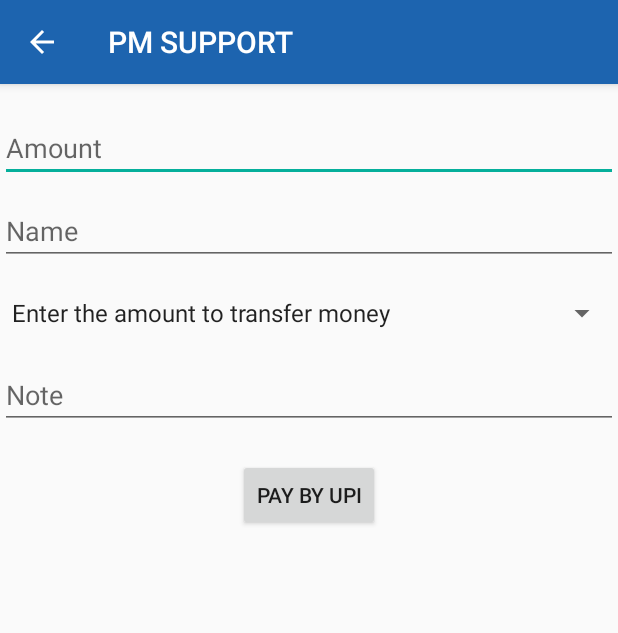
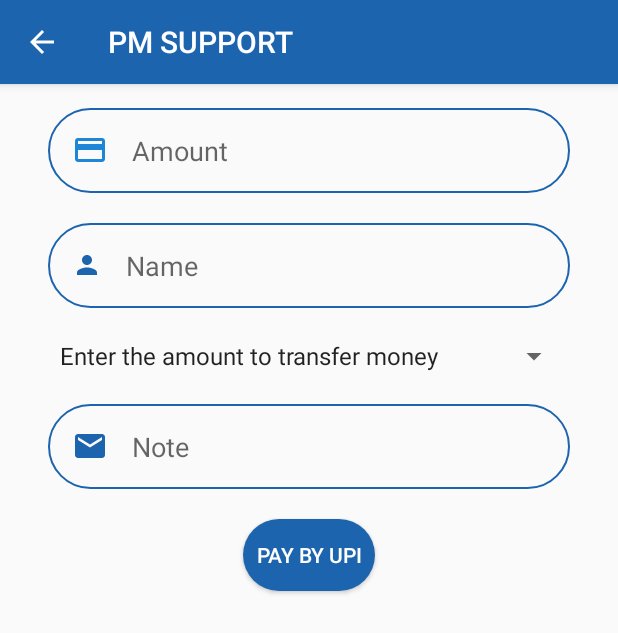
Before and after one commit to Subham369/COVID-19_BioInfo_Tracker, an Android app: the FundActivity screen opened directly, with no data from a screen before it, on a phone screen of 412 x 824 dp. Shown: the top 633 px of the screen. Run offline under Robolectric (Android 15) with nearby library versions, the phone set to English and light mode, and no system bars; network calls fail.

Commit message:
Updated Feature

```diff
--- a/app/src/main/java/com/example/covid_19bioinfotracker/LaborLocationActivity.java
+++ b/app/src/main/java/com/example/covid_19bioinfotracker/LaborLocationActivity.java
@@ -45,6 +45,7 @@
 import com.karumi.dexter.listener.single.PermissionListener;
 
 import java.util.ArrayList;
+import java.util.Objects;
 
 public class LaborLocationActivity extends FragmentActivity implements OnMapReadyCallback, GoogleApiClient.OnConnectionFailedListener,GoogleApiClient.ConnectionCallbacks,com.google.android.gms.location.LocationListener {
 
@@ -64,10 +65,9 @@
     private long FASTEST_INTERVAL=5000;
     private LatLng latLng;
     private boolean isPermission;
-    private DatabaseReference rootRef;
-    private DatabaseReference usersRef;
     ArrayList<Double> latAdapter=new ArrayList<>();
-    ArrayList<Double> lonAdapter=new ArrayList<>();;
+    ArrayList<Double> lonAdapter=new ArrayList<>();
+    private String name;
 
     @Override
     protected void onCreate(Bundle savedInstanceState) {
--- a/app/src/main/java/com/example/covid_19bioinfotracker/LocationHelper.java
+++ b/app/src/main/java/com/example/covid_19bioinfotracker/LocationHelper.java
@@ -6,6 +6,7 @@
     private double longitude;
 
     public LocationHelper(double latitude, double longitude) {
+
         this.latitude = latitude;
         this.longitude = longitude;
     }
--- /dev/null
+++ b/app/src/main/res/drawable/ic_payment_black_24dp.xml
@@ -0,0 +1,5 @@
+<vector android:height="24dp" android:tint="#1E86D6"
+    android:viewportHeight="24.0" android:viewportWidth="24.0"
+    android:width="24dp" xmlns:android="http://schemas.android.com/apk/res/android">
+    <path android:fillColor="#FF000000" android:pathData="M20,4L4,4c-1.11,0 -1.99,0.89 -1.99,2L2,18c0,1.11 0.89,2 2,2h16c1.11,0 2,-0.89 2,-2L22,6c0,-1.11 -0.89,-2 -2,-2zM20,18L4,18v-6h16v6zM20,8L4,8L4,6h16v2z"/>
+</vector>
--- a/app/src/main/res/layout/activity_app_features.xml
+++ b/app/src/main/res/layout/activity_app_features.xml
@@ -286,7 +286,7 @@
                                     android:id="@+id/imgFinance"
                                     android:layout_width="50dp"
                                     android:layout_height="50dp"
-                                    android:src="@drawable/finance"
+                                    android:src="@drawable/news"
                                     android:layout_centerInParent="true"/>
 
                                 <TextView
@@ -327,7 +327,7 @@
                                     android:id="@+id/imgComfort"
                                     android:layout_width="50dp"
                                     android:layout_height="50dp"
-                                    android:src="@drawable/comfort"
+                                    android:src="@drawable/finance"
                                     android:layout_centerInParent="true"/>
 
                                 <TextView
--- a/app/src/main/res/layout/activity_fund.xml
+++ b/app/src/main/res/layout/activity_fund.xml
@@ -1,5 +1,5 @@
 <?xml version="1.0" encoding="utf-8"?>
-<RelativeLayout xmlns:android="http://schemas.android.com/apk/res/android"
+<androidx.constraintlayout.widget.ConstraintLayout xmlns:android="http://schemas.android.com/apk/res/android"
 xmlns:app="http://schemas.android.com/apk/res-auto"
 xmlns:tools="http://schemas.android.com/tools"
 android:layout_width="match_parent"
@@ -7,43 +7,94 @@
 tools:context=".FundActivity">
 
         <EditText
+            android:id="@+id/amount"
+            android:layout_width="0dp"
+            android:layout_height="wrap_content"
+            android:layout_marginStart="32dp"
+            android:layout_marginTop="16dp"
+            android:layout_marginEnd="32dp"
+            android:background="@drawable/round_border"
+            android:drawableStart="@drawable/ic_payment_black_24dp"
+            android:drawablePadding="16dp"
+            android:ems="10"
+            android:hint="Amount"
             android:inputType="number"
-            android:id="@+id/amount"
-            android:layout_marginTop="20dp"
-            android:hint="Amount"
-            android:layout_width="match_parent"
-            android:layout_height="wrap_content"/>
+            android:padding="16dp"
+            app:layout_constraintEnd_toEndOf="parent"
+            app:layout_constraintHorizontal_bias="0.0"
+            app:layout_constraintStart_toStartOf="parent"
+            app:layout_constraintTop_toTopOf="parent" />
 
         <EditText
             android:id="@+id/name"
-            android:layout_marginTop="10sp"
-            android:hint="Name"
-            android:layout_below="@id/amount"
-            android:layout_width="match_parent"
-            android:layout_height="wrap_content"/>
+            android:layout_width="0dp"
+        android:layout_height="wrap_content"
+        android:layout_marginStart="32dp"
+            android:layout_marginTop="20dp"
+        android:layout_marginEnd="32dp"
+        android:background="@drawable/round_border"
+        android:drawableStart="@drawable/ic_person_info"
+        android:drawablePadding="16dp"
+        android:ems="10"
+        android:hint="Name"
+        android:inputType="text"
+        android:padding="16dp"
+        app:layout_constraintEnd_toEndOf="parent"
+        app:layout_constraintStart_toStartOf="parent"
+            app:layout_constraintTop_toBottomOf="@id/amount"/>
+
 
         <Spinner
             android:id="@+id/upi_id"
+            android:layout_marginStart="32dp"
             android:layout_marginTop="20dp"
+            android:layout_marginEnd="32dp"
             android:hint="UPI ID"
             android:layout_below="@id/name"
             android:layout_width="match_parent"
-            android:layout_height="wrap_content"/>
+            android:layout_height="wrap_content"
+            app:layout_constraintEnd_toEndOf="parent"
+            app:layout_constraintStart_toStartOf="parent"
+            app:layout_constraintTop_toBottomOf="@id/name"
+            />
 
         <EditText
             android:id="@+id/note"
-            android:layout_below="@id/upi_id"
+            android:layout_width="0dp"
+            android:layout_height="wrap_content"
+            android:layout_marginStart="32dp"
             android:layout_marginTop="20dp"
+            android:layout_marginEnd="32dp"
+            android:background="@drawable/round_border"
+            android:drawableStart="@drawable/ic_email"
+            android:drawablePadding="16dp"
+            android:ems="10"
             android:hint="Note"
-            android:layout_width="match_parent"
-            android:layout_height="wrap_content"/>
+            android:inputType="text"
+            android:padding="16dp"
+            app:layout_constraintEnd_toEndOf="parent"
+            app:layout_constraintStart_toStartOf="parent"
+            app:layout_constraintTop_toBottomOf="@id/upi_id"/>
+
+<!--        <EditText-->
+<!--            android:id="@+id/note"-->
+<!--            android:layout_below="@id/upi_id"-->
+<!--            android:layout_marginTop="20dp"-->
+<!--            android:hint="Note"-->
+<!--            android:layout_width="match_parent"-->
+<!--            android:layout_height="wrap_content"/>-->
 
         <Button
             android:layout_below="@id/note"
             android:layout_marginTop="20dp"
             android:text="pay by upi"
             android:id="@+id/btn_pay"
+            android:textColor="#fff"
+            android:background="@drawable/round_bg"
             android:layout_centerHorizontal="true"
             android:layout_width="wrap_content"
-            android:layout_height="wrap_content"/>
-</RelativeLayout>
+            android:layout_height="wrap_content"
+            app:layout_constraintEnd_toEndOf="parent"
+            app:layout_constraintStart_toStartOf="parent"
+            app:layout_constraintTop_toBottomOf="@id/note"/>
+</androidx.constraintlayout.widget.ConstraintLayout>
--- a/app/src/main/res/values/styles.xml
+++ b/app/src/main/res/values/styles.xml
@@ -8,4 +8,10 @@
         <item name="colorAccent">@color/colorAccent</item>
     </style>
 
+    <style name="AppTheme2" parent="Theme.AppCompat.Light.NoActionBar">
+        <item name="colorPrimary">@color/colorPrimary</item>
+        <item name="colorPrimaryDark">@color/colorPrimaryDark</item>
+        <item name="colorAccent">@color/colorAccent</item>
+    </style>
+
 </resources>
```
Also changed, not shown: app/src/main/java/com/example/covid_19bioinfotracker/User.java (+14 -0 lines), app/src/main/java/com/example/covid_19bioinfotracker/UserDetails.java (+8 -1 lines), app/src/main/res/layout/activity_user_details.xml (+20 -1 lines), app/src/main/res/layout/custom_item.xml (+25 -17 lines), app/src/main/java/com/example/covid_19bioinfotracker/UserSignup.java (indentation only), app/src/main/res/drawable-v24/flag.jpg (added), app/src/main/res/drawable-v24/news.png (added).
